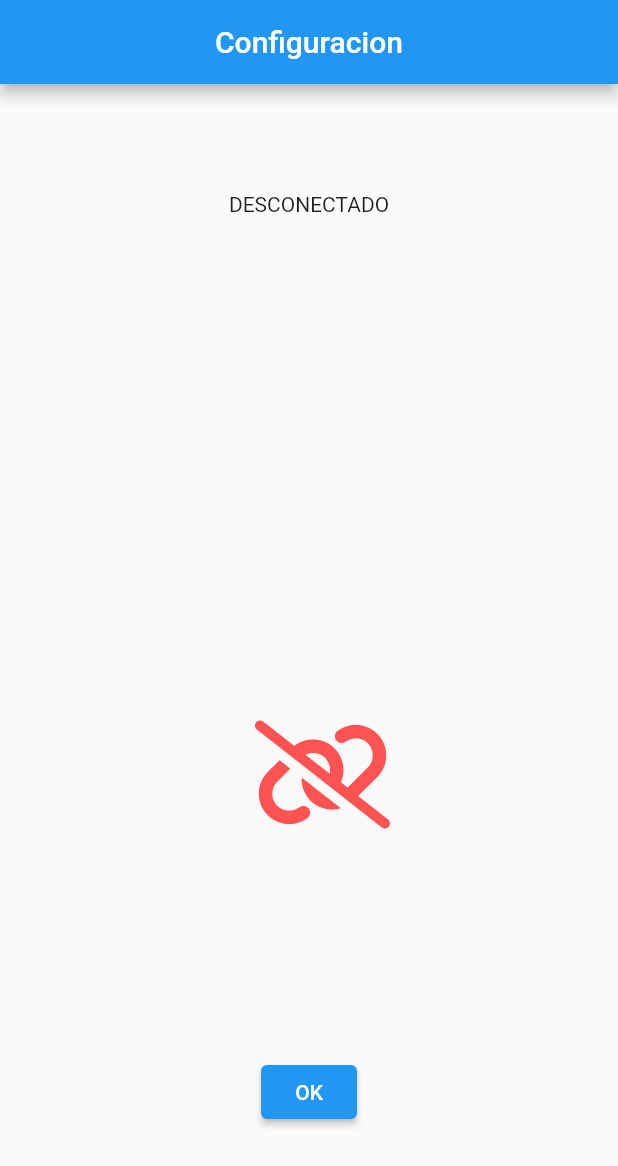
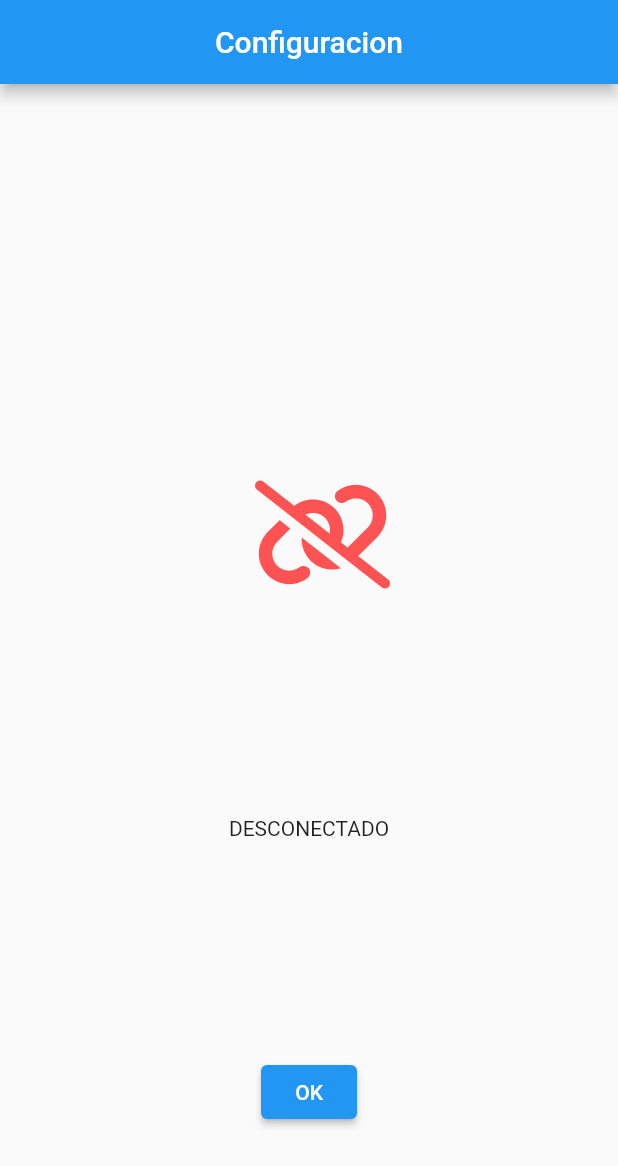
Before and after one commit to Guzzizander/mqtt_control_2, a Flutter app: the screen it shows after launch, on a phone screen of 412 x 824 dp. Shown: the top 1166 px of the screen. Run offline on Flutter 3.47's test engine with Material 2 defaults, Android fonts, the phone set to English and light mode, and no system bars; our stand-ins replace font_awesome_flutter; missing offline and left inert: mqtt_client.

Commit message:
Modificada pantalla de configuracion

```diff
--- a/lib/configuracion.dart
+++ b/lib/configuracion.dart
@@ -27,27 +27,16 @@ class _Configuracion extends State<Configuracion> {
         child: Column(
           mainAxisAlignment: MainAxisAlignment.spaceAround,
           children: <Widget>[
-                // Contenedor donde se ven los mensajes del broker
-                Container(
-                    width: 200,
-                    child: Text(
-                      vars.mensaje,
-                      textAlign: TextAlign.center,
-                    )),
             SizedBox(
               height: 40,
             ),
-                Row(
-                  mainAxisAlignment: MainAxisAlignment.spaceAround,
-                  children: <Widget>[
             // Boton de conexion/desconexion
             IconButton(
               iconSize: 72,
               //icon: FaIcon((FontAwesomeIcons.link), color: _iconColor),
               icon: vars.estado
                   ? FaIcon((FontAwesomeIcons.link), color: _iconColor)
-                          : FaIcon((FontAwesomeIcons.linkSlash),
-                              color: _iconColor),
+                  : FaIcon((FontAwesomeIcons.linkSlash), color: _iconColor),
               onPressed: () {
                 if (!vars.estado) {
                   brokerSetup();
@@ -56,7 +45,9 @@ class _Configuracion extends State<Configuracion> {
                 }
               },
             ),
-                  ],
+            Text(
+              vars.mensaje,
+              textAlign: TextAlign.center,
             ),
             ElevatedButton(
               child: const Text('OK'),
@@ -64,13 +55,14 @@ class _Configuracion extends State<Configuracion> {
                 Navigator.push(
                   context,
                   MaterialPageRoute(
-                          builder: (context) =>
-                              const Control(title: 'Control')),
+                      builder: (context) => const Control(title: 'Control')),
                 );
               },
             ),
-              ]),
-        ));
+          ],
+        ),
+      ),
+    );
   }
 
   Future<MqttServerClient> brokerSetup() async {
```
Lines whose indentation alone changed are shown as unchanged.
